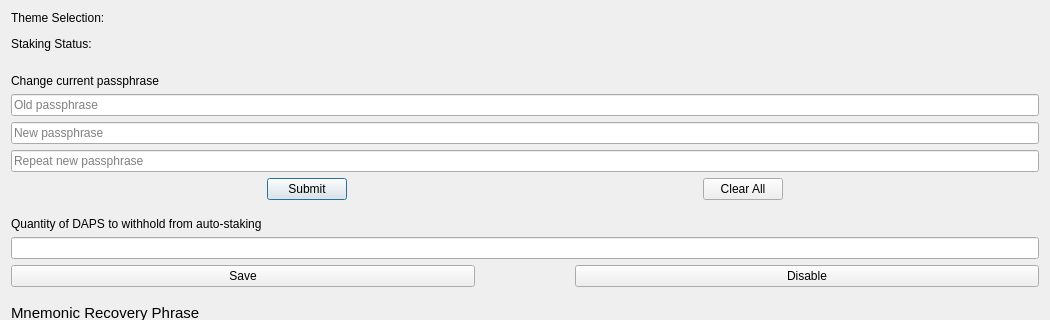
TheArcadiaGroup/DAPS, file src/qt/forms/optionspage.ui: the form before one commit; both pictures show x 0 to 1050 and y 0 to 320 of the 1050 by 641 pixel window.
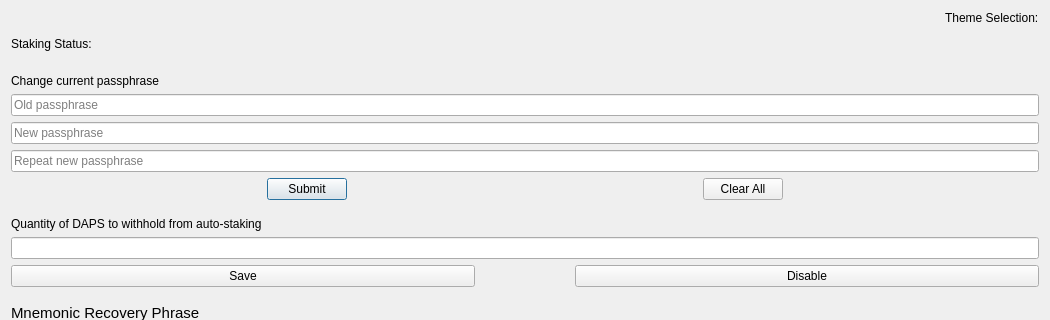
The form after the commit. Custom widgets are drawn as their Qt base class.

Commit message: Move Theme Toggle back to the right

Patch:
```diff
--- a/src/qt/forms/optionspage.ui
+++ b/src/qt/forms/optionspage.ui
@@ -23,7 +23,7 @@
    <bool>false</bool>
   </property>
   <layout class="QVBoxLayout" name="verticalLayout" stretch="0,0,0,0,0,0,0,0,0,0,0,0,0,0,0,0,0,0,0,0,0,0,0,0,0,0">
-   <item alignment="Qt::AlignLeft">
+   <item alignment="Qt::AlignRight">
     <widget class="QLabel" name="labelTheme">
      <property name="sizePolicy">
       <sizepolicy hsizetype="Preferred" vsizetype="Maximum">
```
Left out of the diff: 2 changed lines with no effect on the pictures.
